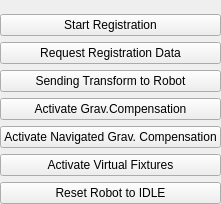
Above: LightWeightRobotIGT/Resources/UI/qSlicerLightWeightRobotIGTFooBarWidget.ui from SNRLab/LightWeightRobotIGT before the change. Below: the same form after it.
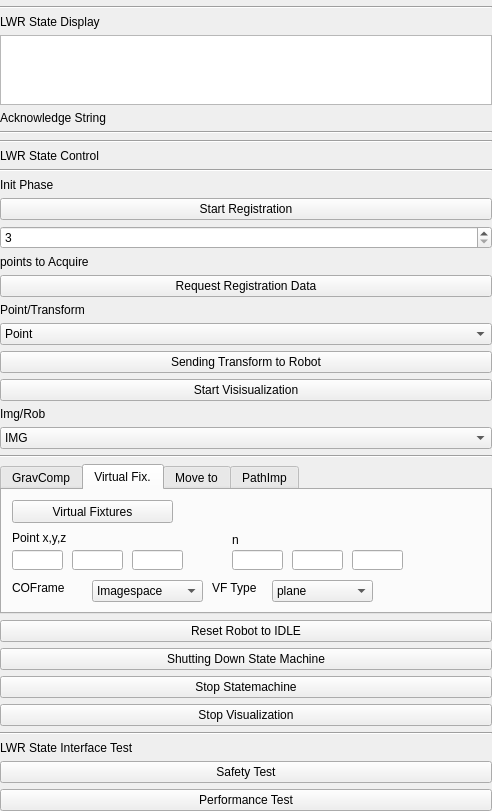
That is the form after the change. The open tabs and pages were chosen to show the change. Custom widgets are drawn as their Qt base class.

Commit message: ENH: Added Combo Boxes for the parameters and some new States

The edit to the form file:
```diff
--- a/LightWeightRobotIGT/Resources/UI/qSlicerLightWeightRobotIGTFooBarWidget.ui
+++ b/LightWeightRobotIGT/Resources/UI/qSlicerLightWeightRobotIGTFooBarWidget.ui
@@ -6,8 +6,8 @@
    <rect>
     <x>0</x>
     <y>0</y>
-    <width>221</width>
-    <height>204</height>
+    <width>492</width>
+    <height>777</height>
    </rect>
   </property>
   <property name="windowTitle">
@@ -26,6 +26,65 @@
      </property>
     </widget>
    </item>
+    <item>
+      <widget class="Line" name="line_2">
+        <property name="orientation">
+          <enum>Qt::Horizontal</enum>
+        </property>
+      </widget>
+    </item>
+    <item>
+      <widget class="QLabel" name="label_3">
+        <property name="text">
+          <string>LWR State Display</string>
+        </property>
+      </widget>
+    </item>
+   <item>
+    <widget class="QTextBrowser" name="AckString"/>
+   </item>
+   <item>
+    <widget class="QLabel" name="label_2">
+     <property name="text">
+      <string>Acknowledge String</string>
+     </property>
+    </widget>
+   </item>
+   <item>
+    <widget class="Line" name="line">
+     <property name="orientation">
+      <enum>Qt::Horizontal</enum>
+     </property>
+    </widget>
+   </item>
+    <item>
+      <widget class="Line" name="line_5">
+        <property name="orientation">
+          <enum>Qt::Horizontal</enum>
+        </property>
+      </widget>
+    </item>
+    <item>
+      <widget class="QLabel" name="label_5">
+        <property name="text">
+          <string>LWR State Control</string>
+        </property>
+      </widget>
+    </item>
+    <item>
+      <widget class="Line" name="line_7">
+        <property name="orientation">
+          <enum>Qt::Horizontal</enum>
+        </property>
+      </widget>
+    </item>
+    <item>
+      <widget class="QLabel" name="label_20">
+        <property name="text">
+          <string>Init Phase</string>
+        </property>
+      </widget>
+    </item>
    <item>
     <widget class="QPushButton" name="Registration">
      <property name="text">
@@ -33,6 +92,23 @@
      </property>
     </widget>
    </item>
+    <item>
+      <widget class="QSpinBox" name="Points2Reg">
+        <property name="minimum">
+          <number>3</number>
+        </property>
+        <property name="maximum">
+          <number>10</number>
+        </property>
+      </widget>
+    </item>
+    <item>
+      <widget class="QLabel" name="label_16">
+        <property name="text">
+          <string>points to Acquire</string>
+        </property>
+      </widget>
+    </item>
    <item>
     <widget class="QPushButton" name="SendData">
      <property name="text">
@@ -40,6 +116,27 @@
      </property>
     </widget>
    </item>
+    <item>
+      <widget class="QLabel" name="label_17">
+        <property name="text">
+          <string>Point/Transform</string>
+        </property>
+      </widget>
+    </item>
+    <item>
+      <widget class="QComboBox" name="comboBox_PntTrans">
+        <item>
+          <property name="text">
+            <string>Point</string>
+          </property>
+        </item>
+        <item>
+          <property name="text">
+            <string>Transform</string>
+          </property>
+        </item>
+      </widget>
+    </item>
    <item>
     <widget class="QPushButton" name="WaitforTCTBase">
      <property name="text">
@@ -48,33 +145,539 @@
     </widget>
    </item>
    <item>
-    <widget class="QPushButton" name="GravComp">
+    <widget class="QPushButton" name="StartVisual">
      <property name="text">
-      <string>Activate Grav.Compensation</string>
+      <string>Start Visisualization</string>
      </property>
     </widget>
    </item>
+    <item>
+      <widget class="QLabel" name="label_19">
+        <property name="text">
+          <string>Img/Rob</string>
+        </property>
+      </widget>
+    </item>
+    <item>
+      <widget class="QComboBox" name="comboBox_IMGBaseVisual">
+        <item>
+          <property name="text">
+            <string>IMG</string>
+          </property>
+        </item>
+        <item>
+          <property name="text">
+            <string>ROB</string>
+          </property>
+        </item>
+      </widget>
+    </item>
    <item>
-    <widget class="QPushButton" name="NavGravComp">
-     <property name="text">
-      <string>Activate Navigated Grav. Compensation</string>
+    <widget class="Line" name="line_3">
+     <property name="orientation">
+      <enum>Qt::Horizontal</enum>
      </property>
     </widget>
    </item>
-    <item>
+   <item>
+    <widget class="QTabWidget" name="tabWidget">
+     <property name="minimumSize">
+      <size>
+       <width>0</width>
+       <height>150</height>
+      </size>
+     </property>
+     <property name="currentIndex">
+      <number>0</number>
+     </property>
+     <widget class="QWidget" name="tab_GravComp">
+      <attribute name="title">
+       <string>GravComp</string>
+      </attribute>
+      <widget class="QPushButton" name="GravComp">
+       <property name="geometry">
+        <rect>
+         <x>10</x>
+         <y>10</y>
+         <width>161</width>
+         <height>23</height>
+        </rect>
+       </property>
+       <property name="text">
+        <string> Grav.Compensation</string>
+       </property>
+      </widget>
+     </widget>
+     <widget class="QWidget" name="tab_VF">
+      <attribute name="title">
+       <string>Virtual Fix.</string>
+      </attribute>
       <widget class="QPushButton" name="VirtualFixtures">
+       <property name="geometry">
+        <rect>
+         <x>10</x>
+         <y>10</y>
+         <width>161</width>
+         <height>23</height>
+        </rect>
+       </property>
+       <property name="text">
+        <string>Virtual Fixtures</string>
+       </property>
+      </widget>
+      <widget class="QLabel" name="label_12">
+       <property name="geometry">
+        <rect>
+         <x>10</x>
+         <y>90</y>
+         <width>101</width>
+         <height>16</height>
+        </rect>
+       </property>
+       <property name="text">
+        <string>COFrame</string>
+       </property>
+      </widget>
+      <widget class="QLabel" name="label_13">
+       <property name="geometry">
+        <rect>
+         <x>230</x>
+         <y>40</y>
+         <width>21</width>
+         <height>20</height>
+        </rect>
+       </property>
+       <property name="text">
+        <string>n</string>
+       </property>
+      </widget>
+      <widget class="QComboBox" name="comboBox_VFCOF">
+       <property name="geometry">
+        <rect>
+         <x>90</x>
+         <y>90</y>
+         <width>111</width>
+         <height>22</height>
+        </rect>
+       </property>
+       <item>
         <property name="text">
-          <string>Activate Virtual Fixtures</string>
+         <string>Imagespace</string>
         </property>
+       </item>
+       <item>
+        <property name="text">
+         <string>Robbase</string>
+        </property>
+       </item>
       </widget>
-    </item>
-    <item>
-      <widget class="QPushButton" name="IDLE">
+      <widget class="QLabel" name="label_14">
+       <property name="geometry">
+        <rect>
+         <x>10</x>
+         <y>40</y>
+         <width>71</width>
+         <height>16</height>
+        </rect>
+       </property>
+       <property name="text">
+        <string>Point x,y,z</string>
+       </property>
+      </widget>
+      <widget class="QComboBox" name="comboBox_VFtype">
+       <property name="geometry">
+        <rect>
+         <x>270</x>
+         <y>90</y>
+         <width>101</width>
+         <height>22</height>
+        </rect>
+       </property>
+       <item>
         <property name="text">
-          <string>Reset Robot to IDLE</string>
+         <string>plane</string>
         </property>
+       </item>
+       <item>
+        <property name="text">
+         <string>Cone</string>
+        </property>
+       </item>
       </widget>
-    </item>
+      <widget class="QLabel" name="label_15">
+       <property name="geometry">
+        <rect>
+         <x>210</x>
+         <y>90</y>
+         <width>61</width>
+         <height>16</height>
+        </rect>
+       </property>
+       <property name="text">
+        <string>VF Type</string>
+       </property>
+      </widget>
+      <widget class="QLineEdit" name="lineEdit_VFx">
+       <property name="geometry">
+        <rect>
+         <x>10</x>
+         <y>60</y>
+         <width>51</width>
+         <height>20</height>
+        </rect>
+       </property>
+      </widget>
+      <widget class="QLineEdit" name="lineEdit_VFy">
+       <property name="geometry">
+        <rect>
+         <x>70</x>
+         <y>60</y>
+         <width>51</width>
+         <height>20</height>
+        </rect>
+       </property>
+      </widget>
+      <widget class="QLineEdit" name="lineEdit_VFz">
+       <property name="geometry">
+        <rect>
+         <x>130</x>
+         <y>60</y>
+         <width>51</width>
+         <height>20</height>
+        </rect>
+       </property>
+      </widget>
+      <widget class="QLineEdit" name="lineEdit_VFnx">
+       <property name="geometry">
+        <rect>
+         <x>230</x>
+         <y>60</y>
+         <width>51</width>
+         <height>20</height>
+        </rect>
+       </property>
+      </widget>
+      <widget class="QLineEdit" name="lineEdit_VFny">
+       <property name="geometry">
+        <rect>
+         <x>290</x>
+         <y>60</y>
+         <width>51</width>
+         <height>20</height>
+        </rect>
+       </property>
+      </widget>
+      <widget class="QLineEdit" name="lineEdit_VFnz">
+       <property name="geometry">
+        <rect>
+         <x>350</x>
+         <y>60</y>
+         <width>51</width>
+         <height>20</height>
+        </rect>
+       </property>
+      </widget>
+     </widget>
+     <widget class="QWidget" name="tab">
+      <attribute name="title">
+       <string>Move to</string>
+      </attribute>
+      <widget class="QPushButton" name="MoveToPose">
+       <property name="geometry">
+        <rect>
+         <x>10</x>
+         <y>10</y>
+         <width>161</width>
+         <height>23</height>
+        </rect>
+       </property>
+       <property name="text">
+        <string>Move to Pose</string>
+       </property>
+      </widget>
+      <widget class="QLabel" name="label_9">
+       <property name="geometry">
+        <rect>
+         <x>10</x>
+         <y>90</y>
+         <width>101</width>
+         <height>16</height>
+        </rect>
+       </property>
+       <property name="text">
+        <string>COFrame</string>
+       </property>
+      </widget>
+      <widget class="QLabel" name="label_10">
+       <property name="geometry">
+        <rect>
+         <x>210</x>
+         <y>40</y>
+         <width>41</width>
+         <height>16</height>
+        </rect>
+       </property>
+       <property name="text">
+        <string>A, B, C</string>
+       </property>
+      </widget>
+      <widget class="QComboBox" name="comboBox_MPCOF">
+       <property name="geometry">
+        <rect>
+         <x>90</x>
+         <y>90</y>
+         <width>121</width>
+         <height>22</height>
+        </rect>
+       </property>
+       <item>
+        <property name="text">
+         <string>Imagespace</string>
+        </property>
+       </item>
+       <item>
+        <property name="text">
+         <string>Robbase</string>
+        </property>
+       </item>
+      </widget>
+      <widget class="QLabel" name="label_11">
+       <property name="geometry">
+        <rect>
+         <x>10</x>
+         <y>40</y>
+         <width>81</width>
+         <height>16</height>
+        </rect>
+       </property>
+       <property name="text">
+        <string>End Point x,y,z</string>
+       </property>
+      </widget>
+      <widget class="QLineEdit" name="lineEdit_MPx">
+       <property name="geometry">
+        <rect>
+         <x>10</x>
+         <y>60</y>
+         <width>51</width>
+         <height>20</height>
+        </rect>
+       </property>
+      </widget>
+      <widget class="QLineEdit" name="lineEdit_MPy">
+       <property name="geometry">
+        <rect>
+         <x>70</x>
+         <y>60</y>
+         <width>51</width>
+         <height>20</height>
+        </rect>
+       </property>
+      </widget>
+      <widget class="QLineEdit" name="lineEdit_MPz">
+       <property name="geometry">
+        <rect>
+         <x>130</x>
+         <y>60</y>
+         <width>51</width>
+         <height>20</height>
+        </rect>
+       </property>
+      </widget>
+      <widget class="QLineEdit" name="lineEdit_MPA">
+       <property name="geometry">
+        <rect>
+         <x>210</x>
+         <y>60</y>
+         <width>51</width>
+         <height>20</height>
+        </rect>
+       </property>
+      </widget>
+      <widget class="QLineEdit" name="lineEdit_MPB">
+       <property name="geometry">
+        <rect>
+         <x>270</x>
+         <y>60</y>
+         <width>51</width>
+         <height>20</height>
+        </rect>
+       </property>
+      </widget>
+      <widget class="QLineEdit" name="lineEdit_MPC">
+       <property name="geometry">
+        <rect>
+         <x>330</x>
+         <y>60</y>
+         <width>51</width>
+         <height>20</height>
+        </rect>
+       </property>
+      </widget>
+     </widget>
+     <widget class="QWidget" name="tab_2">
+      <attribute name="title">
+       <string>PathImp</string>
+      </attribute>
+      <widget class="QPushButton" name="PathImp">
+       <property name="geometry">
+        <rect>
+         <x>10</x>
+         <y>10</y>
+         <width>161</width>
+         <height>23</height>
+        </rect>
+       </property>
+       <property name="text">
+        <string>Path Impedance Control</string>
+       </property>
+      </widget>
+      <widget class="QComboBox" name="comboBox_PICOF">
+       <property name="geometry">
+        <rect>
+         <x>90</x>
+         <y>90</y>
+         <width>121</width>
+         <height>22</height>
+        </rect>
+       </property>
+       <item>
+        <property name="text">
+         <string>Imagespace</string>
+        </property>
+       </item>
+       <item>
+        <property name="text">
+         <string>Robbase</string>
+        </property>
+       </item>
+      </widget>
+      <widget class="QLabel" name="label_6">
+       <property name="geometry">
+        <rect>
+         <x>10</x>
+         <y>50</y>
+         <width>71</width>
+         <height>16</height>
+        </rect>
+       </property>
+       <property name="text">
+        <string>End Point x,y,z</string>
+       </property>
+      </widget>
+      <widget class="QLabel" name="label_7">
+       <property name="geometry">
+        <rect>
+         <x>10</x>
+         <y>90</y>
+         <width>101</width>
+         <height>16</height>
+        </rect>
+       </property>
+       <property name="text">
+        <string>COFrame</string>
+       </property>
+      </widget>
+      <widget class="QLineEdit" name="lineEdit_PIx">
+       <property name="geometry">
+        <rect>
+         <x>90</x>
+         <y>50</y>
+         <width>71</width>
+         <height>20</height>
+        </rect>
+       </property>
+      </widget>
+      <widget class="QLineEdit" name="lineEdit_PIy">
+       <property name="geometry">
+        <rect>
+         <x>170</x>
+         <y>50</y>
+         <width>71</width>
+         <height>20</height>
+        </rect>
+       </property>
+      </widget>
+      <widget class="QLineEdit" name="lineEdit_PIz">
+       <property name="geometry">
+        <rect>
+         <x>250</x>
+         <y>50</y>
+         <width>71</width>
+         <height>20</height>
+        </rect>
+       </property>
+      </widget>
+      <zorder>PathImp</zorder>
+      <zorder>comboBox_PICOF</zorder>
+      <zorder>label_6</zorder>
+      <zorder>label_7</zorder>
+      <zorder>lineEdit_PIx</zorder>
+      <zorder>lineEdit_PIy</zorder>
+      <zorder>lineEdit_PIz</zorder>
+      <zorder>verticalSpacer</zorder>
+     </widget>
+    </widget>
+   </item>
+   <item>
+    <widget class="QPushButton" name="IDLE">
+     <property name="text">
+      <string>Reset Robot to IDLE</string>
+     </property>
+    </widget>
+   </item>
+   <item>
+    <widget class="QPushButton" name="ShutDown">
+     <property name="layoutDirection">
+      <enum>Qt::LeftToRight</enum>
+     </property>
+     <property name="text">
+      <string>Shutting Down State Machine</string>
+     </property>
+    </widget>
+   </item>
+   <item>
+    <widget class="QPushButton" name="Quit">
+     <property name="text">
+      <string>Stop Statemachine</string>
+     </property>
+    </widget>
+   </item>
+   <item>
+    <widget class="QPushButton" name="StopVisual">
+     <property name="text">
+      <string>Stop Visualization</string>
+     </property>
+    </widget>
+   </item>
+   <item>
+    <widget class="Line" name="line_4">
+     <property name="orientation">
+      <enum>Qt::Horizontal</enum>
+     </property>
+    </widget>
+   </item>
+   <item>
+    <widget class="QLabel" name="label_4">
+     <property name="text">
+      <string>LWR State Interface Test</string>
+     </property>
+    </widget>
+   </item>
+   <item>
+    <widget class="QPushButton" name="StartSafetyTest">
+     <property name="text">
+      <string>Safety Test</string>
+     </property>
+    </widget>
+   </item>
+   <item>
+    <widget class="QPushButton" name="StartPerformanceTest">
+     <property name="text">
+      <string>Performance Test</string>
+     </property>
+    </widget>
+   </item>
   </layout>
  </widget>
  <customwidgets>
```
Left out of the diff: 664 changed lines with no effect on the pictures. The commit also changes 5 other files.
